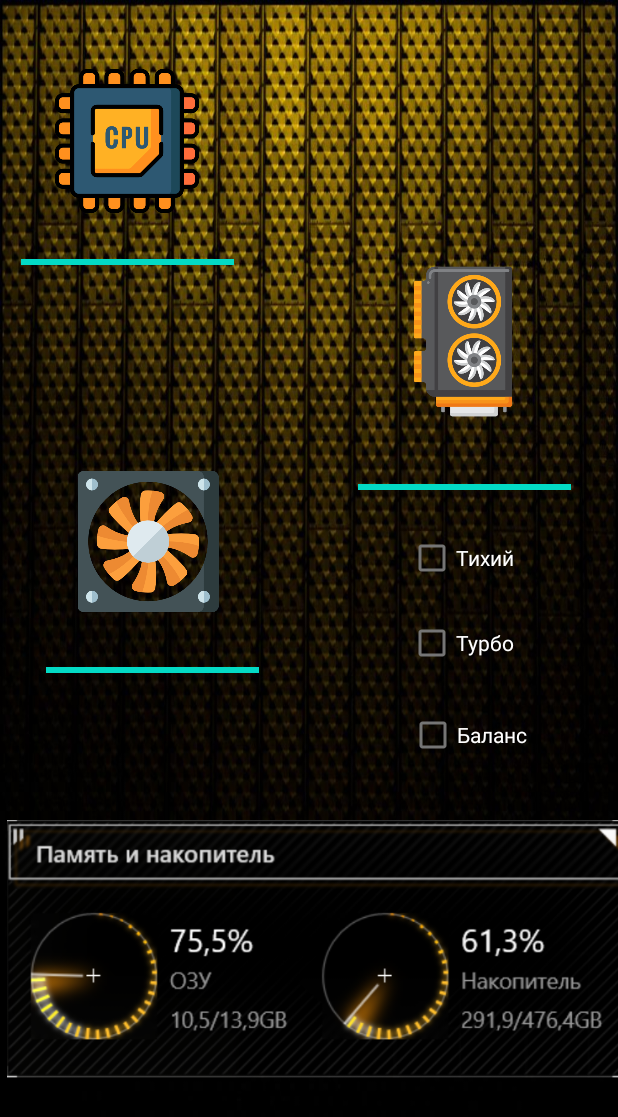
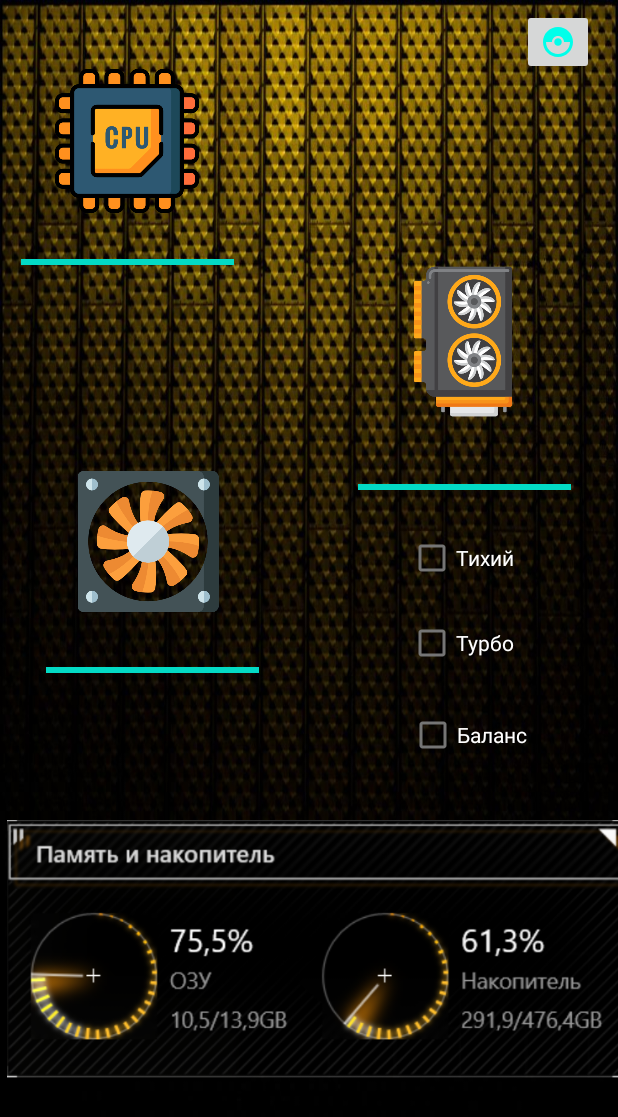
Before and after one commit to HeapGeap/PMD, an Android app: the screen it shows after launch (SecondActivity), after a tap on "АВТОРИЗАЦИЯ", on a phone screen of 412 x 824 dp. Shown: the top 1117 px of the screen. Run offline under Robolectric (Android 15) with nearby library versions, the phone set to English and light mode, and no system bars; our stand-ins replace navigation-ui.

Commit message:
lab7 db work

```diff
--- /dev/null
+++ b/app/src/main/java/com/example/laba1/MyDatabase.java
@@ -0,0 +1,43 @@
+package com.example.laba1;
+
+import android.content.Context;
+import android.database.Cursor;
+import android.database.sqlite.SQLiteDatabase;
+import android.database.sqlite.SQLiteOpenHelper;
+import android.util.Log;
+
+public class MyDatabase extends SQLiteOpenHelper {
+
+    private static final String DATABASE_NAME = "my_database.db";
+    private static final int DATABASE_VERSION = 1;
+
+    public static final String UID = "_id";
+    public static final String UNAME = "uname";
+    public static final String TABLE_NAME = "contact_table";
+
+
+    private static final String SQL_CREATE_ENTRIES = "CREATE TABLE " + TABLE_NAME + " (" + UID + " INTEGER PRIMARY KEY AUTOINCREMENT," + UNAME + " VARCHAR(255));";
+
+    private static final String SQL_DELETE_ENTRIES = "DROP TABLE IF EXISTS " + TABLE_NAME;
+
+    public MyDatabase(Context context) {
+        super(context, DATABASE_NAME, null, DATABASE_VERSION);
+    }
+
+
+    @Override
+    public void onCreate(SQLiteDatabase db) {
+        db.execSQL(SQL_CREATE_ENTRIES);
+    }
+
+
+    @Override
+    public void onUpgrade(SQLiteDatabase db, int oldVersion, int newVersion) {
+        Log.w("LOG_TAG", "Upgrading DB from version " + oldVersion + " to version " + newVersion);
+
+        db.execSQL(SQL_DELETE_ENTRIES);
+
+        onCreate(db);
+    }
+
+}
--- a/app/src/main/java/com/example/laba1/SecondActivity.java
+++ b/app/src/main/java/com/example/laba1/SecondActivity.java
@@ -2,6 +2,8 @@ package com.example.laba1;
 
 import android.app.AlertDialog;
 import android.content.DialogInterface;
+import android.database.Cursor;
+import android.database.sqlite.SQLiteDatabase;
 import android.graphics.Color;
 import android.os.Bundle;
 
@@ -10,6 +12,7 @@ import com.google.android.material.snackbar.Snackbar;
 import androidx.appcompat.app.AppCompatActivity;
 
 import android.os.Handler;
+import android.util.Log;
 import android.view.View;
 import android.widget.ProgressBar;
 
@@ -33,6 +36,8 @@ public class SecondActivity extends AppCompatActivity {
     private double Progress_Status2 =0;
     private double Progress_Status3 =0;
 
+    public static final String txtData = "123445";
+
     private Handler nHandler = new Handler();
 
 
@@ -41,6 +46,37 @@ public class SecondActivity extends AppCompatActivity {
     protected void onCreate(Bundle savedInstanceState) {
         super.onCreate(savedInstanceState);
         setContentView(R.layout.activity_second);
+
+
+        MyDatabase mydb = new MyDatabase(this);
+
+        SQLiteDatabase sqdb = mydb.getWritableDatabase();
+
+
+        String insertQuery = "INSERT INTO " +
+                MyDatabase.TABLE_NAME +" (" + MyDatabase.UNAME + ") VALUES ('" +
+                txtData.toString() + "')";
+        sqdb.execSQL(insertQuery);
+
+
+        Cursor cursor = sqdb.query(MyDatabase.TABLE_NAME,new String[]{
+                        MyDatabase.UID,MyDatabase.UNAME},
+                null,
+                null,
+                null,
+                null,
+                null
+        );
+
+        while(cursor.moveToNext()){
+            int id = cursor.getInt(cursor.getColumnIndex(MyDatabase.UID));
+            String name = cursor.getString(cursor.getColumnIndex(MyDatabase.UNAME));
+            Log.i("LOG_TAG", "ROW" + id + "HAS UNAME" + name);
+        }
+        cursor.close();
+
+        sqdb.close();
+        mydb.close();
 
 
 
@@ -121,4 +157,6 @@ public class SecondActivity extends AppCompatActivity {
         alert.show();
     }
 
+
+
     }
--- /dev/null
+++ b/app/src/main/res/drawable/dbbutt.xml
@@ -0,0 +1,5 @@
+<vector android:height="24dp" android:tint="#00FFEA"
+    android:viewportHeight="24" android:viewportWidth="24"
+    android:width="24dp" xmlns:android="http://schemas.android.com/apk/res/android">
+    <path android:fillColor="@android:color/white" android:pathData="M14.5,12c0,1.38 -1.12,2.5 -2.5,2.5c-1.38,0 -2.5,-1.12 -2.5,-2.5s1.12,-2.5 2.5,-2.5C13.38,9.5 14.5,10.62 14.5,12zM22,12c0,5.52 -4.48,10 -10,10C6.48,22 2,17.52 2,12S6.48,2 12,2C17.52,2 22,6.48 22,12zM20,12h-4c0,-2.21 -1.79,-4 -4,-4c-2.21,0 -4,1.79 -4,4H4c0,4.41 3.59,8 8,8C16.41,20 20,16.41 20,12z"/>
+</vector>
--- a/app/src/main/res/layout/activity_second.xml
+++ b/app/src/main/res/layout/activity_second.xml
@@ -91,4 +91,12 @@
         android:text="Баланс"
         android:textColor="@color/white" />
 
+    <ImageButton
+        android:id="@+id/imageButton"
+        android:layout_width="wrap_content"
+        android:layout_height="wrap_content"
+        android:layout_x="348dp"
+        android:layout_y="6dp"
+        app:srcCompat="@drawable/dbbutt" />
+
 </AbsoluteLayout>
```
Also changed, not shown: app/src/main/res/drawable/pic.png (added).
